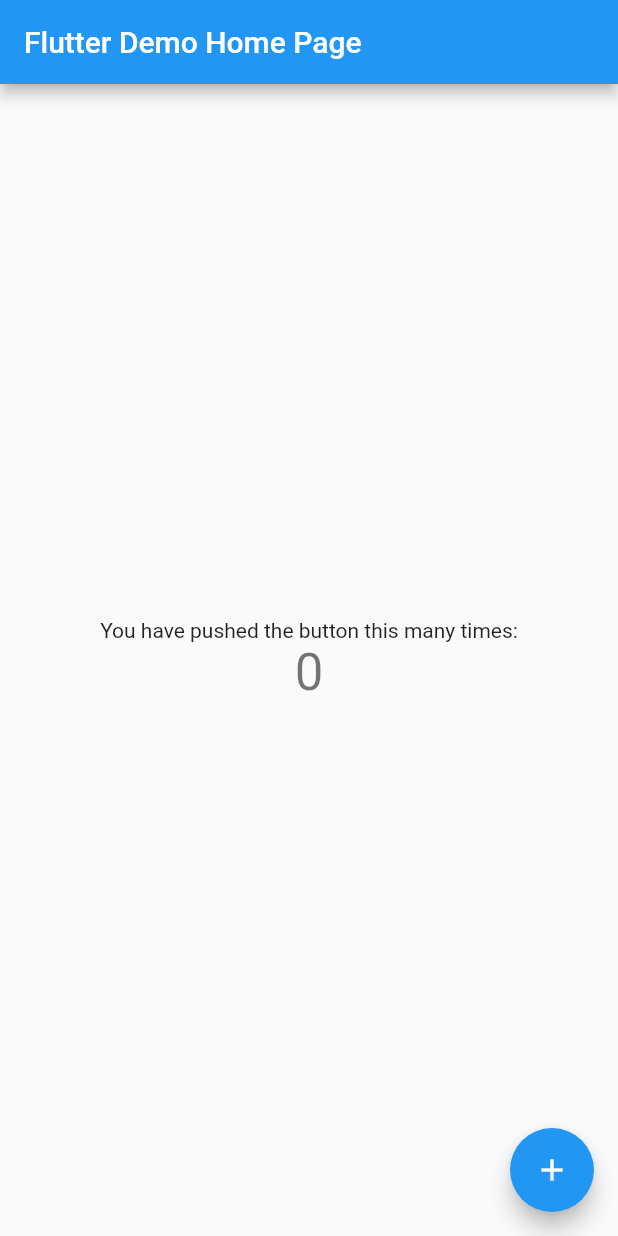
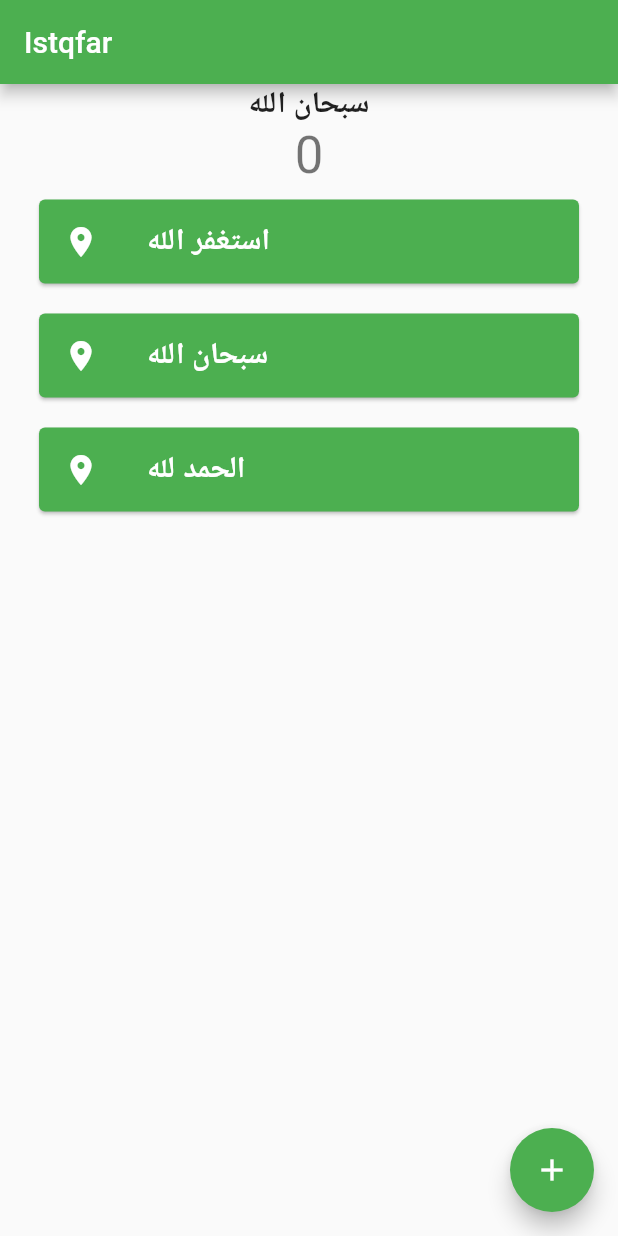
Before and after one commit to githussein/istqfar, a Flutter app: the screen it shows after launch, on a phone screen of 412 x 824 dp. Run offline on Flutter 3.47's test engine with Material 2 defaults, Android fonts, the phone set to English and light mode, and no system bars.

Commit message:
New rout for counting the azkar

```diff
--- /dev/null
+++ b/lib/counter.dart
@@ -0,0 +1,22 @@
+import 'package:flutter/material.dart';
+
+class SecondRoute extends StatelessWidget {
+  @override
+  Widget build(BuildContext context) {
+    return Scaffold(
+      appBar: AppBar(
+        title: Text("Second Route"),
+      ),
+      body: Center(
+        child: RaisedButton(
+          onPressed: () {
+            // Navigate back to the first screen by popping the current route
+            // off the stack.
+            Navigator.pop(context);
+          },
+          child: Text('Go back!'),
+        ),
+      ),
+    );
+  }
+}
--- a/lib/main.dart
+++ b/lib/main.dart
@@ -1,4 +1,6 @@
 import 'package:flutter/material.dart';
+import 'package:istqfar/counter.dart';
+//import 'package:fluttertoast/fluttertoast.dart';
 
 void main() {
   runApp(MyApp());
@@ -8,12 +10,12 @@ class MyApp extends StatelessWidget {
   @override
   Widget build(BuildContext context) {
     return MaterialApp(
-      title: 'Flutter Demo',
+      title: 'Istqfar',
       theme: ThemeData(
-        primarySwatch: Colors.blue,
+        primarySwatch: Colors.green,
         visualDensity: VisualDensity.adaptivePlatformDensity,
       ),
-      home: MyHomePage(title: 'Flutter Demo Home Page'),
+      home: MyHomePage(title: 'Istqfar'),
     );
   }
 }
@@ -42,16 +44,85 @@ class _MyHomePageState extends State<MyHomePage> {
       appBar: AppBar(
         title: Text(widget.title),
       ),
-      body: Center(
-        child: Column(
-          mainAxisAlignment: MainAxisAlignment.center,
+      body: Container(
+        child: ListView(
           children: <Widget>[
-            Text(
-              'You have pushed the button this many times:',
+            Center(
+              child: Text(
+                'سبحان الله',
+                style: TextStyle(fontSize: 20.0, fontWeight: FontWeight.bold),
+              ),
             ),
-            Text(
-              '$_counter',
-              style: Theme.of(context).textTheme.headline4,
+            Center(
+              child: Text(
+                '$_counter',
+                style: Theme.of(context).textTheme.headline4,
+              ),
+            ),
+            FlatButton(
+              onPressed: () {
+                Navigator.push(
+                  context,
+                  MaterialPageRoute(builder: (context) => SecondRoute()),
+                );
+              },
+              child: Card(
+                margin: EdgeInsets.symmetric(vertical: 10.0, horizontal: 10.0),
+                color: Colors.green,
+                child: (ListTile(
+                  leading: Icon(
+                    Icons.location_on,
+                    color: Colors.white,
+                  ),
+                  title: Text(
+                    'استغفر الله',
+                    style: TextStyle(
+                        color: Colors.white,
+                        fontSize: 20.0,
+                        fontWeight: FontWeight.bold),
+                  ),
+                )),
+              ),
+            ),
+            FlatButton(
+              onPressed: () {},
+              child: Card(
+                margin: EdgeInsets.symmetric(vertical: 10.0, horizontal: 10.0),
+                color: Colors.green,
+                child: (ListTile(
+                  leading: Icon(
+                    Icons.location_on,
+                    color: Colors.white,
+                  ),
+                  title: Text(
+                    'سبحان الله',
+                    style: TextStyle(
+                        color: Colors.white,
+                        fontSize: 20.0,
+                        fontWeight: FontWeight.bold),
+                  ),
+                )),
+              ),
+            ),
+            FlatButton(
+              onPressed: () {},
+              child: Card(
+                margin: EdgeInsets.symmetric(vertical: 10.0, horizontal: 10.0),
+                color: Colors.green,
+                child: (ListTile(
+                  leading: Icon(
+                    Icons.location_on,
+                    color: Colors.white,
+                  ),
+                  title: Text(
+                    'الحمد لله',
+                    style: TextStyle(
+                        color: Colors.white,
+                        fontSize: 20.0,
+                        fontWeight: FontWeight.bold),
+                  ),
+                )),
+              ),
             ),
           ],
         ),
--- a/pubspec.yaml
+++ b/pubspec.yaml
@@ -28,6 +28,8 @@ dependencies:
   # The following adds the Cupertino Icons font to your application.
   # Use with the CupertinoIcons class for iOS style icons.
   cupertino_icons: ^0.1.3
+  #Toast Library for Flutter
+  fluttertoast: ^7.0.4
 
 dev_dependencies:
   flutter_test:
```
Also changed, not shown: pubspec.lock.
